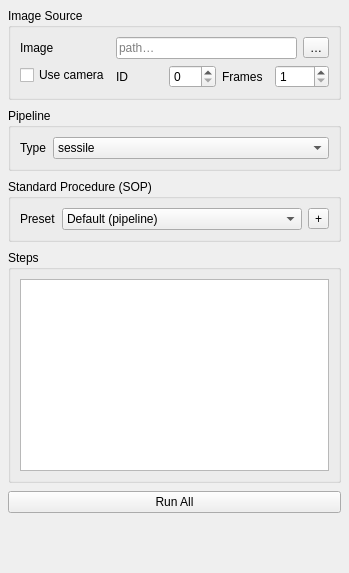
Before: the Qt Designer form src/menipy/gui/views/setup_panel.ui in carenaudo/Menipy, drawn with Qt 5.
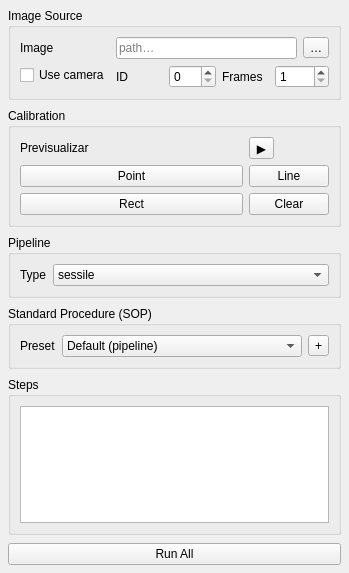
After: the same form once the commit is applied.

Commit message:
Add image preview and calibration overlay tools
Introduces preview and calibration controls to the setup panel UI, including buttons for drawing points, lines, rectangles, and clearing overlays. Implements overlay drawing modes in ImageView with mouse interaction support, and wires up new controls in MainWindow for improved image preview and calibration workflow.

Patch:
```diff
--- a/src/menipy/gui/views/setup_panel.ui
+++ b/src/menipy/gui/views/setup_panel.ui
@@ -108,6 +108,60 @@
      </layout>
     </widget>
    </item>
+   <item>
+    <widget class="QGroupBox" name="calibrationGroup">
+     <property name="title">
+      <string>Calibration</string>
+     </property>
+     <layout class="QGridLayout" name="calibrationLayout">
+      <item row="3" column="1">
+       <widget class="QPushButton" name="drawLineBtn">
+        <property name="text">
+         <string>Line</string>
+        </property>
+       </widget>
+      </item>
+      <item row="4" column="1">
+       <widget class="QPushButton" name="clearOverlayBtn">
+        <property name="text">
+         <string>Clear</string>
+        </property>
+       </widget>
+      </item>
+      <item row="0" column="0">
+       <widget class="QLabel" name="label">
+        <property name="text">
+         <string>Previsualizar</string>
+        </property>
+       </widget>
+      </item>
+      <item row="3" column="0">
+       <widget class="QPushButton" name="drawPointBtn">
+        <property name="text">
+         <string>Point</string>
+        </property>
+       </widget>
+      </item>
+      <item row="4" column="0">
+       <widget class="QPushButton" name="drawRectBtn">
+        <property name="text">
+         <string>Rect</string>
+        </property>
+       </widget>
+      </item>
+      <item row="0" column="1">
+       <widget class="QToolButton" name="previewBtn">
+        <property name="toolTip">
+         <string>Preview selected image</string>
+        </property>
+        <property name="text">
+         <string>▶</string>
+        </property>
+       </widget>
+      </item>
+     </layout>
+    </widget>
+   </item>
    <item>
     <widget class="QGroupBox" name="pipelineGroup">
      <property name="title">
```
The commit also changes 3 other files.
